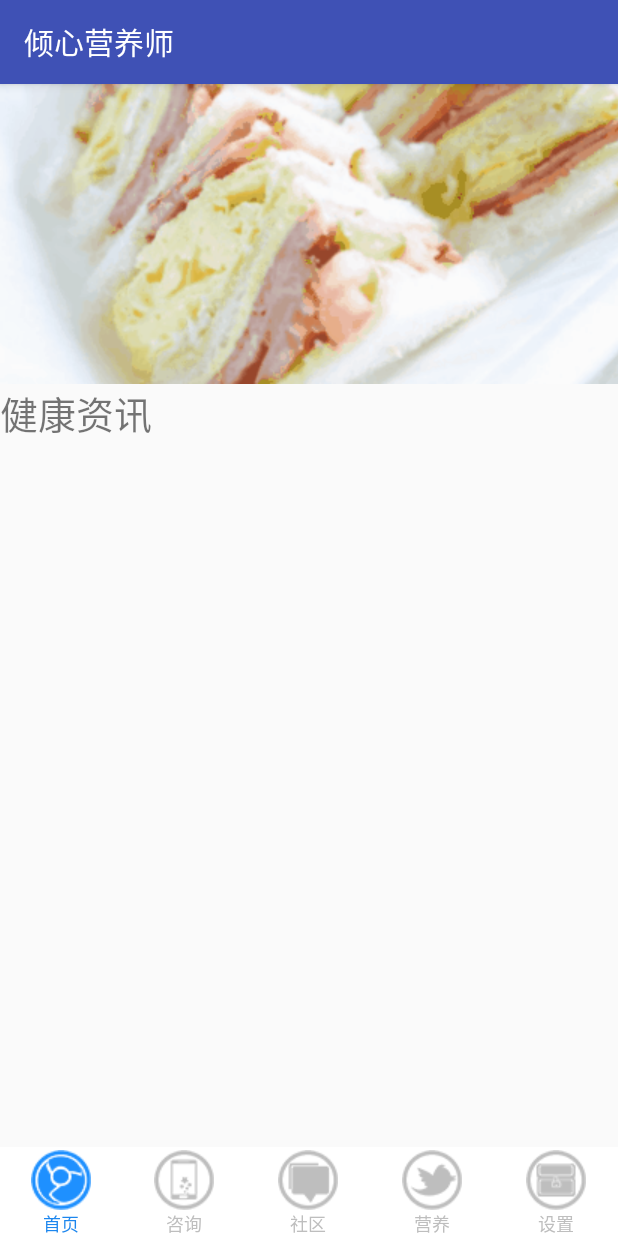
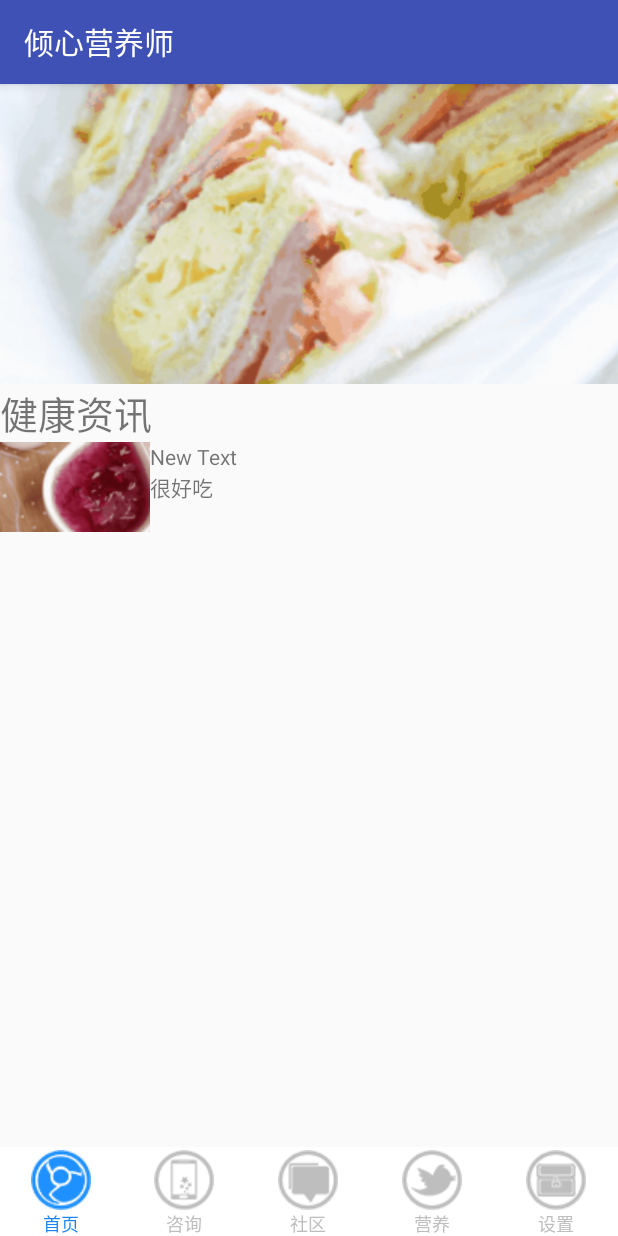
Before and after one commit to 124team/Dietitian2, an Android app: the screen it shows after launch (MainActivity), on a phone screen of 412 x 824 dp. Run offline under Robolectric (Android 15) with nearby library versions, the phone set to English and light mode, and no system bars.

Commit message:
首页资讯列表部分资讯

```diff
--- a/app/src/main/java/edu/neusoft/a124team/dietitian/fragment1.java
+++ b/app/src/main/java/edu/neusoft/a124team/dietitian/fragment1.java
@@ -8,16 +8,34 @@ import android.view.View;
 import android.view.ViewGroup;
 import android.widget.ImageView;
 import android.widget.LinearLayout;
+import android.widget.ListView;
+
+import java.util.ArrayList;
+import java.util.HashMap;
+
+import edu.neusoft.a124team.dietitian.wangRui.S_dataControl;
+import edu.neusoft.a124team.dietitian.wangRui.S_newsBasAdapter;
 
 
 public class fragment1 extends Fragment {
     private LinearLayout linearLayout;
+    private ArrayList<HashMap<String, String>> data;
+    private ListView lv;
     @Nullable
     @Override
     public View onCreateView(LayoutInflater inflater, ViewGroup container, Bundle savedInstanceState) {
         View view = inflater.inflate(R.layout.layout1, container, false);
 
         linearLayout=(LinearLayout)view.findViewById(R.id.s_home_cyclelayout);
+        lv = (ListView) view.findViewById(R.id.s_home_thyList);
+
+        data = new ArrayList<>();
+        HashMap<String, String> map1 = S_dataControl.getDataSource(
+                R.drawable.s_home_newsimg1+ "","三明治", "很好吃"
+                );
+        data.add(map1);
+       S_newsBasAdapter adapter = new S_newsBasAdapter(getActivity(), data);
+        lv.setAdapter(adapter);
 
         int [] img1=new int[]{R.drawable.s_home_imgcycle1,
                 R.drawable.s_home_imgcycle2, R.drawable.s_home_imgcycle3};
--- /dev/null
+++ b/app/src/main/java/edu/neusoft/a124team/dietitian/wangRui/S_dataControl.java
@@ -0,0 +1,21 @@
+package edu.neusoft.a124team.dietitian.wangRui;
+
+import java.util.HashMap;
+
+/**
+ * Created by wang5 on 2016/6/10.
+ */
+public class S_dataControl {
+    public  static HashMap<String,String> getDataSource(
+                                                        String id,
+                                                        String txtTitle,
+                                                        String txtContent){
+        HashMap<String,String> map=new HashMap<>();
+
+        map.put("Img",id);
+        map.put("Title",txtTitle);
+        map.put("Content",txtContent);
+        return map;
+
+    }
+}
--- /dev/null
+++ b/app/src/main/java/edu/neusoft/a124team/dietitian/wangRui/S_newsBasAdapter.java
@@ -0,0 +1,75 @@
+package edu.neusoft.a124team.dietitian.wangRui;
+
+import android.content.Context;
+import android.view.LayoutInflater;
+import android.view.View;
+import android.view.ViewGroup;
+import android.widget.BaseAdapter;
+import android.widget.ImageView;
+import android.widget.TextView;
+
+import java.util.HashMap;
+import java.util.List;
+
+import edu.neusoft.a124team.dietitian.R;
+
+/**
+ * Created by wang5 on 2016/6/10.
+ */
+public class S_newsBasAdapter extends BaseAdapter {
+    private Context context;
+
+    private List<HashMap<String,String>> data;
+    public S_newsBasAdapter(Context context,List<HashMap<String, String>> data) {
+        this.context=context;
+        this.data = data;
+    }
+
+    @Override
+    public int getCount() {
+        return data.size();
+    }
+
+    @Override
+    public Object getItem(int position) {
+        return data.get(position);
+    }
+
+    @Override
+    public long getItemId(int position) {
+        return position;
+    }
+
+    @Override
+    public View getView(int position, View convertView, ViewGroup parent) {
+
+        ViewHolder viewHolder;
+        if(convertView==null){
+            viewHolder=new ViewHolder();
+            convertView= LayoutInflater.from(context).inflate(R.layout.s_news_listitem,null);
+            viewHolder.img=(ImageView)convertView.findViewById(R.id.s_home_newsImg);
+            viewHolder.txtTitle=(TextView)convertView.findViewById(R.id.s_thyListContent_newsTitle);
+            viewHolder.txtContent=(TextView)convertView.findViewById(R.id.s_home_newsContent);
+
+            convertView.setTag(viewHolder);
+
+
+        }
+
+        else{
+            viewHolder=(ViewHolder)convertView.getTag();
+        }
+
+        viewHolder.img.setImageResource(Integer.parseInt(data.get(position).get("Img")));
+        viewHolder.txtContent.setText(data.get(position).get("Content"));
+
+        return convertView;
+    }
+}
+
+class ViewHolder{
+    ImageView img;
+    TextView txtTitle;
+
+    TextView txtContent;
+}
--- a/app/src/main/res/layout/layout1.xml
+++ b/app/src/main/res/layout/layout1.xml
@@ -29,11 +29,11 @@
                 </LinearLayout>
             </HorizontalScrollView>
             <LinearLayout
-                android:layout_width="wrap_content"
+                android:layout_width="match_parent"
                 android:layout_height="wrap_content"
                 android:orientation="vertical">
                 <TextView
-                    android:layout_width="wrap_content"
+                    android:layout_width="match_parent"
                     android:layout_height="wrap_content"
                     android:text="健康资讯"
                     android:textSize="25dp"
@@ -44,6 +44,8 @@
                     android:id="@+id/s_home_thyList">
                 </ListView>
             </LinearLayout>
+
         </LinearLayout>
+
     </ScrollView>
 </LinearLayout>
--- /dev/null
+++ b/app/src/main/res/layout/s_news_listitem.xml
@@ -0,0 +1,28 @@
+<?xml version="1.0" encoding="utf-8"?>
+<LinearLayout xmlns:android="http://schemas.android.com/apk/res/android"
+    android:layout_width="match_parent"
+    android:layout_height="wrap_content"
+    android:orientation="horizontal">
+    <ImageView
+        android:layout_width="wrap_content"
+        android:layout_height="wrap_content"
+        android:id="@+id/s_home_newsImg" />
+    <LinearLayout
+        android:layout_width="match_parent"
+        android:layout_height="wrap_content"
+        android:orientation="vertical">
+    <TextView
+        android:layout_width="wrap_content"
+        android:layout_height="wrap_content"
+        android:text="New Text"
+        android:id="@+id/s_home_newsTitle" />
+        <TextView
+            android:layout_width="wrap_content"
+            android:layout_height="wrap_content"
+            android:text="New Text"
+            android:id="@+id/s_home_newsContent" />
+
+    </LinearLayout>
+
+
+</LinearLayout>
```
Also changed, not shown: app/src/main/res/drawable/s_home_newsimg1.png (added).
